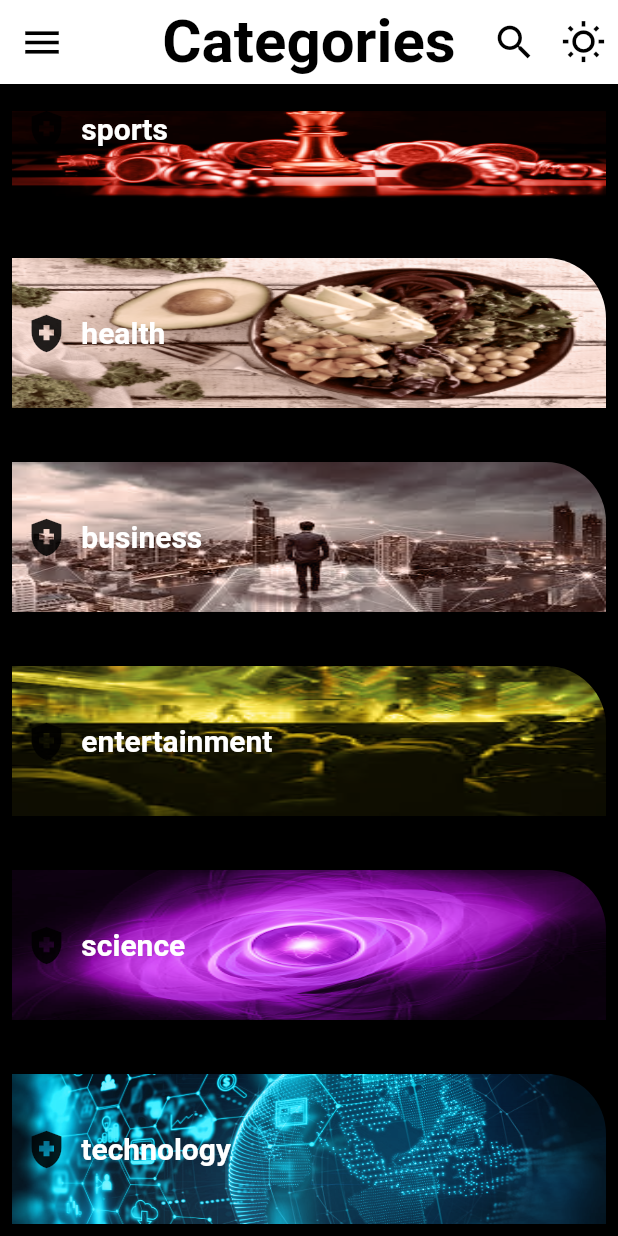
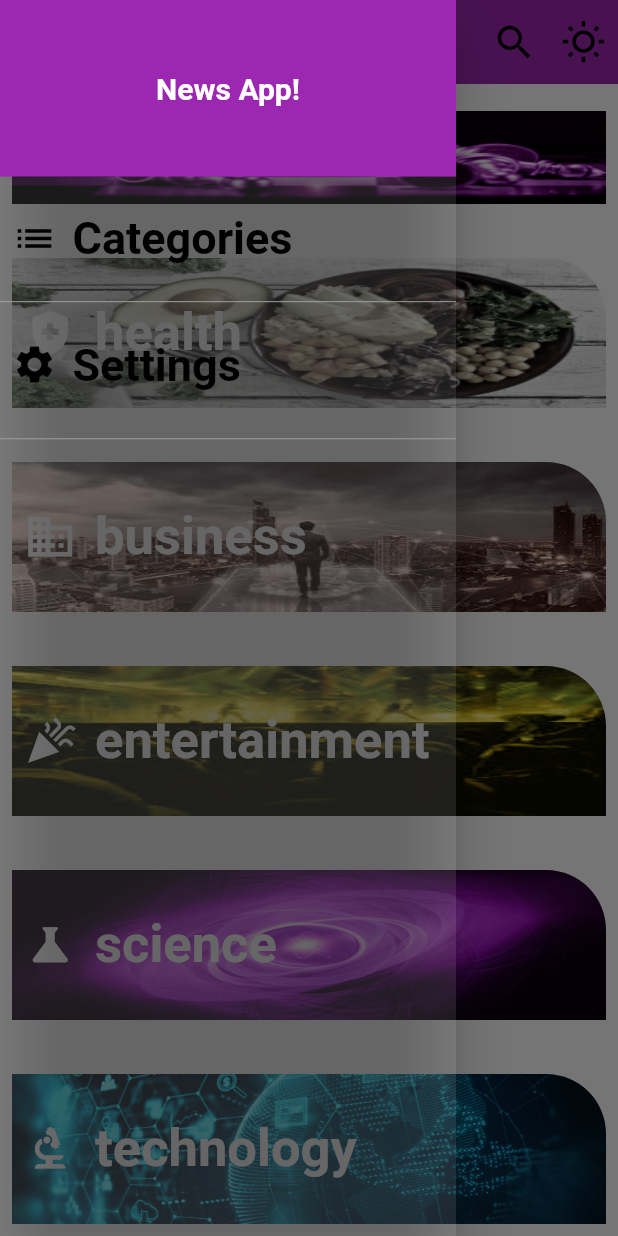
Before and after one commit to AngieShalma/newsapp_cubit_api_newdesign, a Flutter app: the screen it shows after launch, scrolled down 182 dp, after a tap on the "menu" icon, on a phone screen of 412 x 824 dp. Run offline on Flutter 3.47's test engine with Material 2 defaults, Android fonts, the phone set to English and light mode, and no system bars; our stand-ins replace bloc, flutter_bloc, webview_flutter.

Commit message:
fourth commit

```diff
--- a/lib/cubit/category_cubit.dart
+++ b/lib/cubit/category_cubit.dart
@@ -1,6 +1,4 @@
-
 import 'dart:convert';
-
 import 'package:bloc/bloc.dart';
 import 'package:flutter/material.dart';
 import 'package:meta/meta.dart';
@@ -10,32 +8,32 @@ part 'category_state.dart';
 class CategoryCubit extends Cubit<CategoryState> {
   CategoryCubit() : super(CategoryInitial());
   List categories= [
-    {"image":"assets/images/environment.jpeg","title":"general","color":Colors.grey,"icon":Icon(Icons.health_and_safety),"cat":"general"},
-    {"image":"assets/images/sports.jpeg","title":"sports","color":Colors.red,"icon":Icon(Icons.health_and_safety),"cat":"sports"},
-    {"image":"assets/images/health.jpeg","title":"health","color":Colors.brown,"icon":Icon(Icons.health_and_safety),"cat":"health"},
-    {"image":"assets/images/buisness.jpeg","title":"business","color":Colors.brown,"icon":Icon(Icons.health_and_safety),"cat":"business"},
-    {"image":"assets/images/entertainment2.jpeg","title":"entertainment","color":Colors.yellow,"icon":Icon(Icons.health_and_safety),"cat":"entertainment"},
-    {"image":"assets/images/science.jpeg","title":"science","color":Colors.purpleAccent,"icon":Icon(Icons.health_and_safety),"cat":"science"},
-    {"image":"assets/images/technology.jpeg","title":"technology","color":Colors.cyan,"icon":Icon(Icons.health_and_safety),"cat":"technology"},
+    {"image":"assets/images/environment.jpeg","title":"general","color":Colors.grey,"icon":Icons.find_in_page,"cat":"general"},
+    {"image":"assets/images/sports.jpeg","title":"sports","color":Colors.purple,"icon":Icons.sports,"cat":"sports"},
+    {"image":"assets/images/health.jpeg","title":"health","color":Colors.transparent,"icon":Icons.health_and_safety,"cat":"health"},
+    {"image":"assets/images/buisness.jpeg","title":"business","color":Colors.brown,"icon":Icons.business,"cat":"business"},
+    {"image":"assets/images/entertainment2.jpeg","title":"entertainment","color":Colors.yellow,"icon":Icons.celebration,"cat":"entertainment"},
+    {"image":"assets/images/science.jpeg","title":"science","color":Colors.purpleAccent,"icon":Icons.science,"cat":"science"},
+    {"image":"assets/images/technology.jpeg","title":"technology","color":Colors.cyan,"icon":Icons.biotech,"cat":"technology"},
   ];
   bool colormode=false;
-  Color colorscreen=Colors.white;
+  Color colorscreen=Colors.white10;
   Color colorDate=Colors.grey;
   Color colortext=Colors.black;
-  Color colorappbar=Colors.deepOrange;
+  Color colorappbar=Colors.purple;
   changemode(){
     colorscreen=colormode==true ?Colors.white:Colors.black12;
-    emit(state);
+    emit(changeScreenColorState());
     colortext=colormode==true ?Colors.black:Colors.white;
-    emit(state);
+    emit(changeTextColorState());
     colorDate=colormode==true ?Colors.grey:Colors.white38;
-    emit(state);
+    emit(changeDateColorState());
     colormode=!colormode;
-    emit(state);
+    emit(changeColorModeState());
   }
 
   bool load = true;
-  List sorce=[];
+  List source=[];
   late String cat;
   getsorce({required String cat}) async {
     load = true;
@@ -45,8 +43,8 @@ class CategoryCubit extends Cubit<CategoryState> {
         "https://newsapi.org/v2/top-headlines/sources?category=$cat&apiKey=a0f9850820d142a8a9fdc1afbb7844e1"));
     if (res.statusCode == 200) {
 
-      sorce = json.decode(res.body)["sources"];
-      print(sorce.length);
+      source = json.decode(res.body)["sources"];
+      print(source.length);
         emit(GetDataFromApi());
     }
     else{
@@ -101,9 +99,9 @@ class CategoryCubit extends Cubit<CategoryState> {
     emit(changeCategoriesindexState());
   }
 
-  int indexSorce=0;
+  int indexSource=0;
   changeSorceindex({required newindex}){
-    indexSorce=newindex;
+    indexSource=newindex;
     emit(changeSorceindexState());
   }
 }
--- a/lib/cubit/category_state.dart
+++ b/lib/cubit/category_state.dart
@@ -21,3 +21,8 @@ class EndLoadingFor_getlist_state extends CategoryState {}
 class StartLoadingSearchState extends CategoryState {}
 class GetSearchDataFromApi extends CategoryState {}
 class EndLoadingSearchState extends CategoryState {}
+
+class changeScreenColorState extends CategoryState {}
+class changeTextColorState extends CategoryState {}
+class changeDateColorState extends CategoryState {}
+class changeColorModeState extends CategoryState {}
--- a/lib/main.dart
+++ b/lib/main.dart
@@ -4,7 +4,7 @@ import 'package:flutter_bloc/flutter_bloc.dart';
 import 'package:iti_project_newsapp/cubit/category_cubit.dart';
 import 'package:iti_project_newsapp/cubit/news_api_cubit.dart';
 import 'package:iti_project_newsapp/view/screens/categories_screen.dart';
-import 'package:iti_project_newsapp/view/screens/listview.dart';
+import 'package:iti_project_newsapp/view/widgets/listview.dart';
 
 
 void main() {
--- a/lib/view/screens/categories_screen.dart
+++ b/lib/view/screens/categories_screen.dart
@@ -6,25 +6,32 @@ import 'package:iti_project_newsapp/view/screens/home_screen.dart';
 import 'package:iti_project_newsapp/view/screens/search_screen.dart';
 import 'dart:io';
 
-import 'listview.dart';
+import '../widgets/drawer.dart';
+import '../widgets/listview.dart';
 class categoriesScreen extends StatefulWidget {
   categoriesScreen({Key? key}) : super(key: key);
 
   @override
   State<categoriesScreen> createState() => _categoriesScreenState();
+
 }
 
 class _categoriesScreenState extends State<categoriesScreen> {
+  final GlobalKey<ScaffoldState> _scaffoldKey = new GlobalKey<ScaffoldState>();
+
   @override
   Widget build(BuildContext context) {
     final searchController=TextEditingController();
     final cubit=context.read<CategoryCubit>();
     return Scaffold(
+      key: _scaffoldKey,
+
       appBar: AppBar(
+
         elevation: 0,
-        backgroundColor: Colors.white,
+        backgroundColor: cubit.colorappbar,
         leading: InkWell(
-          onTap: (){},
+            onTap:  () => _scaffoldKey.currentState?.openDrawer(),
             child: Icon(Icons.menu,size: 30,color: Colors.black,)),
         title: Text("Categories",style: TextStyle(color: Colors.black,fontSize: 40,fontWeight: FontWeight.bold),),
           centerTitle: true,
@@ -32,18 +39,25 @@ class _categoriesScreenState extends State<categoriesScreen> {
           Padding(
             padding: const EdgeInsets.all(8.0),
             child: InkWell(
-                onTap: (){},
+                onTap: (){
+                  Navigator.push(context, MaterialPageRoute(builder: (context)=>search()));
+                },
                 child: Icon(Icons.search,size: 30,color: Colors.black,)),
           ),
           Padding(
             padding: const EdgeInsets.all(8.0),
             child: InkWell(
-                onTap: (){},
-                child: Icon(Icons.wb_sunny_outlined,size: 30,color: Colors.black,)),
+                onTap: (){
+                  cubit.changemode();
+                },
+  // }, icon:Icon(provider.colormode?Icons.lightbulb_outline:Icons.lightbulb,size: 30,)),
+
+  child: Icon(cubit.colormode?Icons.wb_sunny:Icons.wb_sunny_outlined,size: 30,color: Colors.black)),
           ),
         ],
       ),
-      backgroundColor:Colors.black,
+      drawer: drawer(),
+      backgroundColor:Colors.white,
       //Colors.white.withOpacity(0.9), //Color(0xffC8B1E6),
       body: SafeArea(
         child: BlocBuilder<CategoryCubit, CategoryState>(
@@ -77,12 +91,13 @@ class _categoriesScreenState extends State<categoriesScreen> {
                   child: Padding(
                     padding: const EdgeInsets.all(8.0),
                     child: Row(
+
                       children: [
-                        Icon(Icons.health_and_safety,size: 30,),
-                        SizedBox(width: MediaQuery.of(context).size.width*.02,),
+                        Icon(cubit.categories[index]["icon"],size: 35,color: Colors.white,),
+                        SizedBox(width: MediaQuery.of(context).size.width*.03,),
                         Text(cubit.categories[index]["title"],style: const TextStyle(
                             color:Colors.white,
-                            fontSize: 20,
+                            fontSize: 35,
                             fontWeight: FontWeight.bold
                         ),),
                       ],
--- a/lib/view/screens/search_screen.dart
+++ b/lib/view/screens/search_screen.dart
@@ -7,7 +7,7 @@ import 'package:iti_project_newsapp/view/screens/webView_screen.dart';
 import 'package:provider/provider.dart';
 
 
-import 'listview.dart';
+import '../widgets/listview.dart';
 class search extends StatelessWidget {
   search({Key? key}) : super(key: key);
 
--- /dev/null
+++ b/lib/view/widgets/drawer.dart
@@ -0,0 +1,74 @@
+// ignore_for_file: camel_case_types
+import 'package:flutter/material.dart';
+import 'package:flutter_bloc/flutter_bloc.dart';
+import 'package:provider/provider.dart';
+
+import '../../cubit/category_cubit.dart';
+import '../screens/categories_screen.dart';
+class drawer extends StatelessWidget {
+  const drawer({Key? key}) : super(key: key);
+
+  @override
+  Widget build(BuildContext context) {
+    final cubit=context.read<CategoryCubit>();
+
+    return BlocBuilder<CategoryCubit, CategoryState>(
+        builder: (context,state) {
+          return Drawer(
+            elevation: 17,
+            backgroundColor:cubit.colorscreen,
+            child: Column(children: [
+              Container(height: MediaQuery.of(context).size.height/7,
+                alignment: Alignment.center,
+                width: double.infinity,
+                color: cubit.colorappbar,
+                child:  const Text("News App!",
+                  style: TextStyle(color: Colors.white,fontSize: 20,fontWeight: FontWeight.bold),
+                ),
+              ),
+              InkWell(
+                child: SizedBox(
+                  height: MediaQuery.of(context).size.height/10,
+                  child: Padding(
+                    padding: const EdgeInsets.all(8.0),
+                    child: Row(
+                      children: [
+                        Icon(Icons.list,size: 30,color: cubit.colortext,),
+                        SizedBox(width:MediaQuery.of(context).size.width/40 ,),
+                        Text("Categories",
+                          style: TextStyle(color:cubit.colortext,fontSize: 30,fontWeight: FontWeight.bold),
+                        ),
+                      ],
+                    ),
+                  ),
+                ),
+                onTap: (){
+                  Navigator.pushReplacement(context, MaterialPageRoute(builder: (context)=> categoriesScreen()));
+                },
+              ),
+              Divider(color:cubit.colorDate,height: 2,),
+              InkWell(
+                child: SizedBox(
+                  height: MediaQuery.of(context).size.height/10,
+                  child: Padding(
+                    padding: const EdgeInsets.all(8.0),
+                    child: Row(
+                      children: [
+                        Icon(Icons.settings,size: 30,color: cubit.colortext,),
+                        SizedBox(width:MediaQuery.of(context).size.width/40 ,),
+                        Text("Settings",
+                          style: TextStyle(color:cubit.colortext,fontSize: 30,fontWeight: FontWeight.bold),
+                        ),
+                      ],
+                    ),
+                  ),
+                ),
+                onTap: (){},
+              ),
+              Divider(color: cubit.colorDate,),
+
+            ],),);
+        }
+    );
+  }
+}
```
Also changed, not shown: lib/view/screens/home_screen.dart (+49 -4 lines), lib/view/screens/listview.dart (deleted, +0 -83 lines), lib/view/widgets/listview.dart (added, +130 -0 lines), lib/view/widgets/source.dart (renamed from lib/view/screens/sorce.dart, +12 -12 lines).
